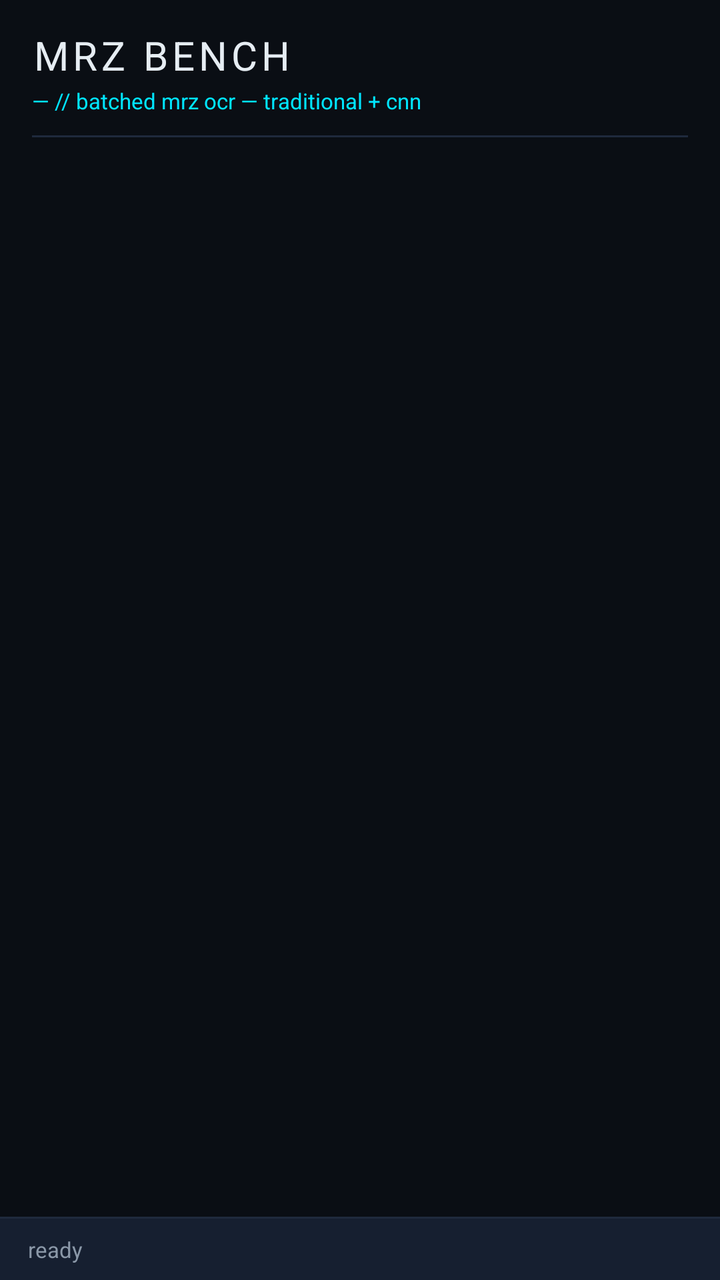
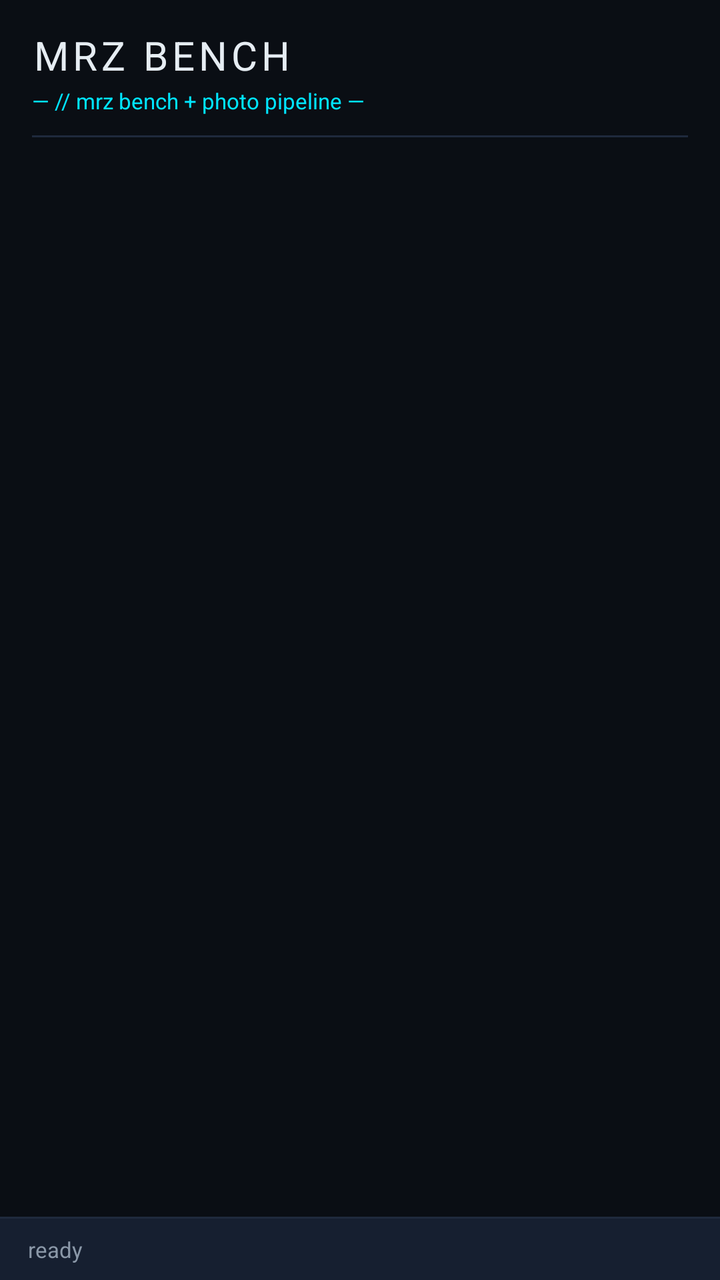

The first picture is an Android layout as it rendered before a commit; the second is the same layout after the commit. The layout source and the unified diff follow.
<!-- AndroidManifest.xml: activity theme Theme.MrzBench -->
<!-- res/layout/activity_main.xml -->
<?xml version="1.0" encoding="utf-8"?>
<androidx.constraintlayout.widget.ConstraintLayout
    xmlns:android="http://schemas.android.com/apk/res/android"
    xmlns:app="http://schemas.android.com/apk/res-auto"
    android:layout_width="match_parent"
    android:layout_height="match_parent"
    android:background="@color/bg"
    android:fitsSystemWindows="true">

    
    <FrameLayout
        android:id="@+id/title_strip"
        android:layout_width="0dp"
        android:layout_height="wrap_content"
        android:background="@color/bg"
        app:layout_constraintTop_toTopOf="parent"
        app:layout_constraintStart_toStartOf="parent"
        app:layout_constraintEnd_toEndOf="parent">

        <LinearLayout
            android:layout_width="match_parent"
            android:layout_height="wrap_content"
            android:orientation="vertical"
            android:paddingHorizontal="16dp"
            android:paddingTop="14dp"
            android:paddingBottom="12dp">

            <TextView
                android:id="@+id/title"
                android:layout_width="wrap_content"
                android:layout_height="wrap_content"
                android:fontFamily="sans-serif-medium"
                android:letterSpacing="0.10"
                android:text="MRZ BENCH"
                android:textAllCaps="true"
                android:textColor="@color/text"
                android:textSize="20sp" />

            <TextView
                android:id="@+id/subtitle"
                android:layout_width="wrap_content"
                android:layout_height="wrap_content"
                android:layout_marginTop="2dp"
                android:fontFamily="monospace"
                android:textColor="@color/neon_cyan"
                android:textSize="11sp"
                android:text="— // batched mrz ocr — traditional + cnn" />

            <View
                android:layout_width="match_parent"
                android:layout_height="1dp"
                android:layout_marginTop="10dp"
                android:background="@color/border" />
        </LinearLayout>
    </FrameLayout>

    
    <com.google.android.material.tabs.TabLayout
        android:id="@+id/tabs"
        android:layout_width="0dp"
        android:layout_height="wrap_content"
        android:background="@color/bg"
        app:tabIndicatorColor="@color/neon_cyan"
        app:tabIndicatorHeight="2dp"
        app:tabMode="fixed"
        app:tabRippleColor="@color/border_hi"
        app:tabSelectedTextColor="@color/neon_cyan"
        app:tabTextColor="@color/text_dim"
        app:layout_constraintTop_toBottomOf="@id/title_strip"
        app:layout_constraintStart_toStartOf="parent"
        app:layout_constraintEnd_toEndOf="parent" />

    <FrameLayout
        android:id="@+id/host"
        android:layout_width="0dp"
        android:layout_height="0dp"
        app:layout_constraintTop_toBottomOf="@id/tabs"
        app:layout_constraintBottom_toTopOf="@id/status_bar"
        app:layout_constraintStart_toStartOf="parent"
        app:layout_constraintEnd_toEndOf="parent" />

    <View
        android:id="@+id/status_bar_top"
        android:layout_width="0dp"
        android:layout_height="1dp"
        android:background="@color/border"
        app:layout_constraintBottom_toTopOf="@id/status_bar"
        app:layout_constraintStart_toStartOf="parent"
        app:layout_constraintEnd_toEndOf="parent" />

    <TextView
        android:id="@+id/status_bar"
        android:layout_width="0dp"
        android:layout_height="wrap_content"
        android:background="@color/card"
        android:fontFamily="monospace"
        android:paddingHorizontal="14dp"
        android:paddingVertical="8dp"
        android:textColor="@color/text_dim"
        android:textSize="11sp"
        android:text="ready"
        app:layout_constraintBottom_toBottomOf="parent"
        app:layout_constraintStart_toStartOf="parent"
        app:layout_constraintEnd_toEndOf="parent" />
</androidx.constraintlayout.widget.ConstraintLayout>
<!-- resources referenced by this layout -->
<resources>
  <color name="bg">#FF0A0E14</color>
  <color name="border">#FF1F2A3D</color>
  <color name="border_hi">#FF2E3F5C</color>
  <color name="card">#FF161F30</color>
  <color name="neon_cyan">#FF00E5FF</color>
  <color name="text">#FFE6EDF3</color>
  <color name="text_dim">#FF8B98A8</color>
  <style name="Theme.MrzBench" parent="Theme.Material3.Dark.NoActionBar">
          <item name="android:windowBackground">@color/bg</item>
          <item name="android:statusBarColor">@color/bg</item>
          <item name="android:navigationBarColor">@color/bg</item>
          <item name="colorPrimary">@color/neon_cyan</item>
          <item name="colorOnPrimary">@color/bg</item>
          <item name="colorPrimaryContainer">@color/card</item>
          <item name="colorOnPrimaryContainer">@color/neon_cyan</item>
          <item name="colorSecondary">@color/neon_purple</item>
          <item name="colorOnSecondary">@color/bg</item>
          <item name="colorTertiary">@color/neon_blue</item>
          <item name="colorSurface">@color/card</item>
          <item name="colorOnSurface">@color/text</item>
          <item name="colorSurfaceVariant">@color/field</item>
          <item name="colorOnSurfaceVariant">@color/text_dim</item>
          <item name="colorOutline">@color/border</item>
          <item name="colorError">@color/err</item>
  
          <item name="android:textColorPrimary">@color/text</item>
          <item name="android:textColorSecondary">@color/text_dim</item>
          <item name="android:textColorHint">@color/text_mute</item>
  
          
          <item name="fontFamily">sans-serif</item>
          <item name="fontFamily">monospace</item>
      </style>
  <color name="neon_purple">#FFB388FF</color>
  <color name="neon_blue">#FF2E86FF</color>
  <color name="field">#FF111722</color>
  <color name="err">#FFFF5C7A</color>
  <color name="text_mute">#FF5A6678</color>
</resources>

<!-- the commit's change to res/layout/activity_main.xml (unified diff, before → after) -->
@@ -44,7 +44,7 @@
                 android:fontFamily="monospace"
                 android:textColor="@color/neon_cyan"
                 android:textSize="11sp"
-                android:text="— // batched mrz ocr — traditional + cnn" />
+                android:text="— // mrz bench + photo pipeline —" />
 
             <View
                 android:layout_width="match_parent"
@@ -62,7 +62,7 @@
         android:background="@color/bg"
         app:tabIndicatorColor="@color/neon_cyan"
         app:tabIndicatorHeight="2dp"
-        app:tabMode="fixed"
+        app:tabMode="scrollable"
         app:tabRippleColor="@color/border_hi"
         app:tabSelectedTextColor="@color/neon_cyan"
         app:tabTextColor="@color/text_dim"
